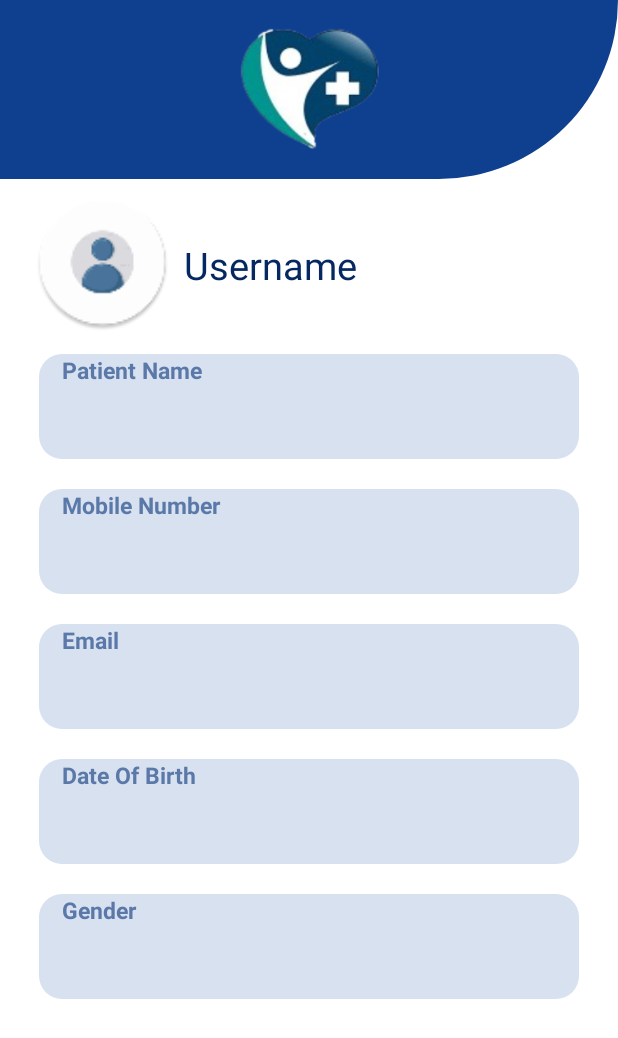
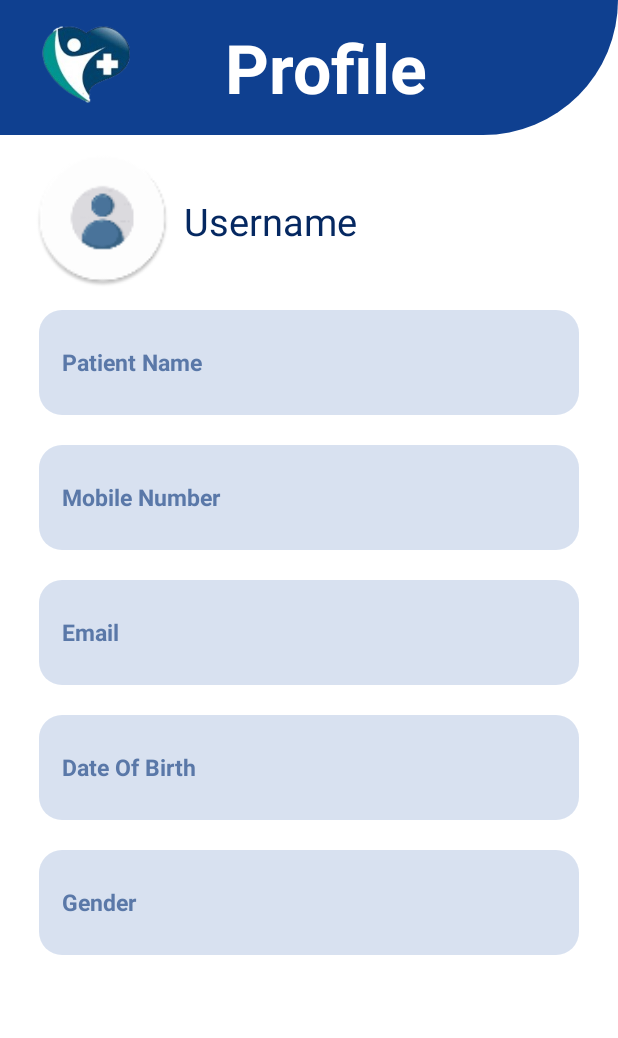
Before and after one commit to amaamoun74/Android-Projects, an Android app: the userProfile screen opened directly, with no data from a screen before it, on a phone screen of 412 x 824 dp. Shown: the top 1038 px of the screen. Run offline under Robolectric (Android 15) with nearby library versions, the phone set to English and light mode, and no system bars.

Commit message:
commit sprint2

```diff
--- a/app/src/main/res/layout/activity_home.xml
+++ b/app/src/main/res/layout/activity_home.xml
@@ -64,6 +64,7 @@
                 android:background="@color/mainBlue"
 
                 >
+
                 <androidx.appcompat.widget.Toolbar
                     android:id="@+id/toolbar11"
                     android:layout_width="wrap_content"
@@ -82,7 +83,6 @@
                   android:layout_gravity="center"
                   android:layout_marginTop="10dp"
                   android:layout_marginBottom="10dp"
-                  android:contentDescription="@string/todo"
                   android:src="@drawable/menu_24"></ImageView>
                   -->
 
@@ -147,6 +147,7 @@
             android:weightSum="2">
 
             <androidx.cardview.widget.CardView
+                android:id="@+id/profileCV"
                 android:layout_width="0dp"
                 android:layout_height="match_parent"
                 android:layout_marginStart="10dp"
@@ -253,6 +254,7 @@
 
 
             <androidx.cardview.widget.CardView
+                android:id="@+id/dataCV"
                 android:layout_width="0dp"
                 android:layout_height="match_parent"
                 android:layout_marginStart="10dp"
@@ -298,6 +300,7 @@
             </androidx.cardview.widget.CardView>
 
             <androidx.cardview.widget.CardView
+                android:id="@+id/contactCV"
                 android:layout_width="0dp"
                 android:layout_height="match_parent"
                 android:layout_marginStart="10dp"
--- a/app/src/main/res/layout/activity_user_profile.xml
+++ b/app/src/main/res/layout/activity_user_profile.xml
@@ -6,20 +6,33 @@
     tools:context="UI.StartingApp"
     android:background="#FFFFFF"
     android:orientation="vertical">
+
     <LinearLayout
         android:layout_width="match_parent"
-        android:layout_height="wrap_content"
+        android:layout_height="90dp"
         android:background="@drawable/shape"
-        android:orientation="vertical">
+        android:orientation="horizontal">
+
         <ImageView
             android:layout_width="wrap_content"
-            android:layout_height="81dp"
+            android:layout_height="wrap_content"
             android:layout_gravity="center"
             android:layout_marginTop="18dp"
             android:layout_marginBottom="20dp"
             android:contentDescription="TODO"
             android:src="@drawable/logo1"
-            tools:ignore="ContentDescription,HardcodedText"> </ImageView>
+            tools:ignore="ContentDescription,HardcodedText"/>
+        <TextView
+            android:layout_width="wrap_content"
+            android:layout_height="wrap_content"
+            android:gravity="center"
+            android:layout_gravity="center"
+            android:text="Profile"
+            android:textSize="45sp"
+            android:textColor="#FFF"
+            android:textStyle="bold"
+            android:layout_marginStart="35dp"
+            />
     </LinearLayout>
 <LinearLayout
     android:layout_width="match_parent"
@@ -28,7 +41,7 @@
     <ImageView
         android:layout_width="97dp"
         android:layout_height="91dp"
-        android:layout_marginLeft="20dp"
+        android:layout_marginStart="20dp"
         android:layout_marginTop="10dp"
         android:src="@mipmap/profile_icon" />
     <TextView
@@ -38,8 +51,8 @@
         android:textColor="#052861"
         android:textSize="25dp"
         android:layout_marginTop="40dp"
-        android:layout_marginLeft="5dp"
-        ></TextView>
+        android:layout_marginStart="5dp"
+        />
 </LinearLayout>
 
     <LinearLayout
@@ -58,11 +71,12 @@
             android:layout_margin="10dp"
             android:text="Patient Name"
             android:textColor="#5A78A8"
-            android:gravity=""
-            android:paddingLeft="15dp"
+            android:gravity="center_vertical"
+            android:paddingStart="15dp"
+            android:paddingEnd="15dp"
             android:textSize="15dp"
             android:textStyle="bold"
-            ></TextView>
+            />
         <TextView
             android:layout_width="360dp"
             android:layout_height="70dp"
@@ -71,11 +85,12 @@
             android:layout_margin="10dp"
             android:text="Mobile Number"
             android:textColor="#5A78A8"
-            android:gravity=""
-            android:paddingLeft="15dp"
+            android:gravity="center_vertical"
+            android:paddingStart="15dp"
+            android:paddingEnd="15dp"
             android:textSize="15dp"
             android:textStyle="bold"
-            ></TextView>
+            />
         <TextView
             android:layout_width="360dp"
             android:layout_height="70dp"
@@ -84,11 +99,12 @@
             android:layout_margin="10dp"
             android:text="Email"
             android:textColor="#5A78A8"
-            android:gravity=""
-            android:paddingLeft="15dp"
+            android:gravity="center_vertical"
+            android:paddingStart="15dp"
+            android:paddingEnd="15dp"
             android:textSize="15dp"
             android:textStyle="bold"
-            ></TextView>
+            />
         <TextView
             android:layout_width="360dp"
             android:layout_height="70dp"
@@ -97,11 +113,11 @@
             android:layout_margin="10dp"
             android:text="Date Of Birth"
             android:textColor="#5A78A8"
-            android:gravity=""
-            android:paddingLeft="15dp"
+            android:gravity="center_vertical"
+            android:paddingStart="15dp"
+            android:paddingEnd="15dp"
             android:textSize="15dp"
-            android:textStyle="bold"
-            ></TextView>
+            android:textStyle="bold"/>
         <TextView
             android:layout_width="360dp"
             android:layout_height="70dp"
@@ -110,10 +126,10 @@
             android:layout_margin="10dp"
             android:text="Gender"
             android:textColor="#5A78A8"
-            android:gravity=""
-            android:paddingLeft="15dp"
+            android:gravity="center_vertical"
+            android:paddingStart="15dp"
+            android:paddingEnd="15dp"
             android:textSize="15dp"
-            android:textStyle="bold"
-            ></TextView>
+            android:textStyle="bold"/>
     </LinearLayout>
 </LinearLayout>
--- a/app/src/main/res/values/styles.xml
+++ b/app/src/main/res/values/styles.xml
@@ -1,12 +1,9 @@
 <?xml version="1.0" encoding="utf-8"?>
 <resources>
     <style name="appTheme" parent="Theme.AppCompat.Light.NoActionBar" >
-
     <item name="colorPrimary" > @color/colorPrimary</item>
         <item name="colorPrimaryDark">@color/colorPrimaryDark </item>
         <item name="colorAccent" > @color/colorAccent</item>
-
-
 
     </style>
 
```
Also changed, not shown: app/build.gradle (+9 -1 lines), app/src/main/AndroidManifest.xml (+8 -3 lines), app/src/main/java/com/example/healthapp/UI/ContactUs.java (+13 -1 lines), app/src/main/java/com/example/healthapp/UI/Home.java (+44 -9 lines), app/src/main/java/com/example/healthapp/UI/qrScanning.java (added, +67 -0 lines), app/src/main/java/com/example/healthapp/pojo/Permission.java (added, +36 -0 lines), app/src/main/res/drawable/qrshape.xml (added, +14 -0 lines), app/src/main/res/layout/activity_qr_scanning.xml (added, +38 -0 lines), app/src/main/res/layout/contact_us.xml (+24 -30 lines).
